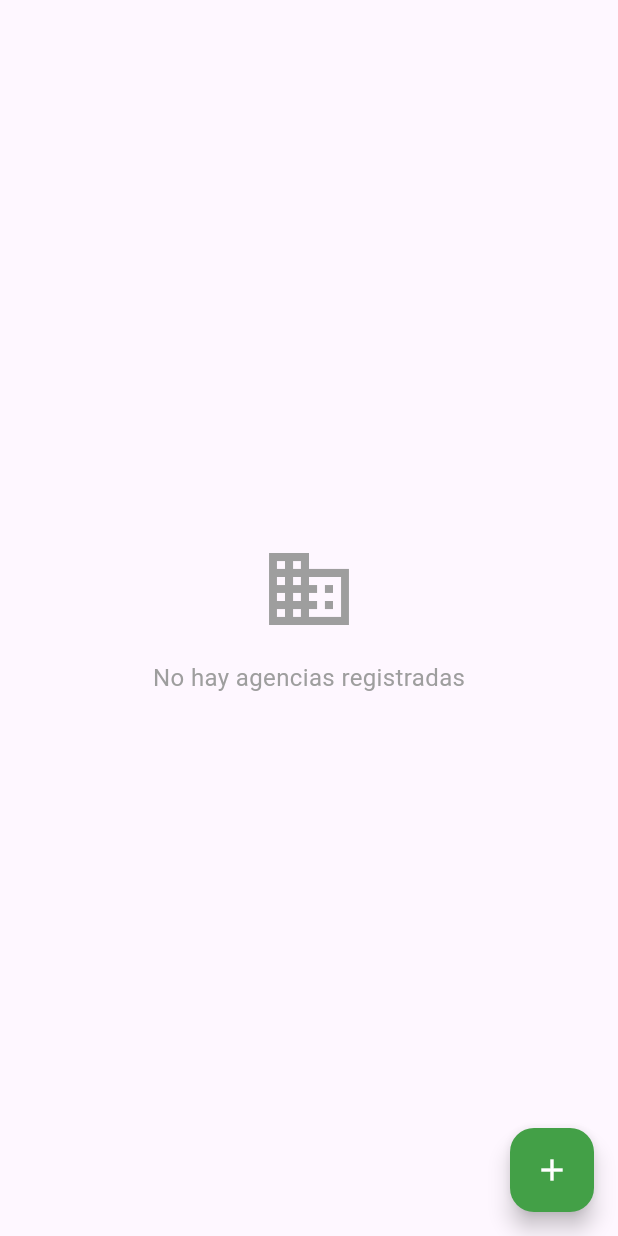
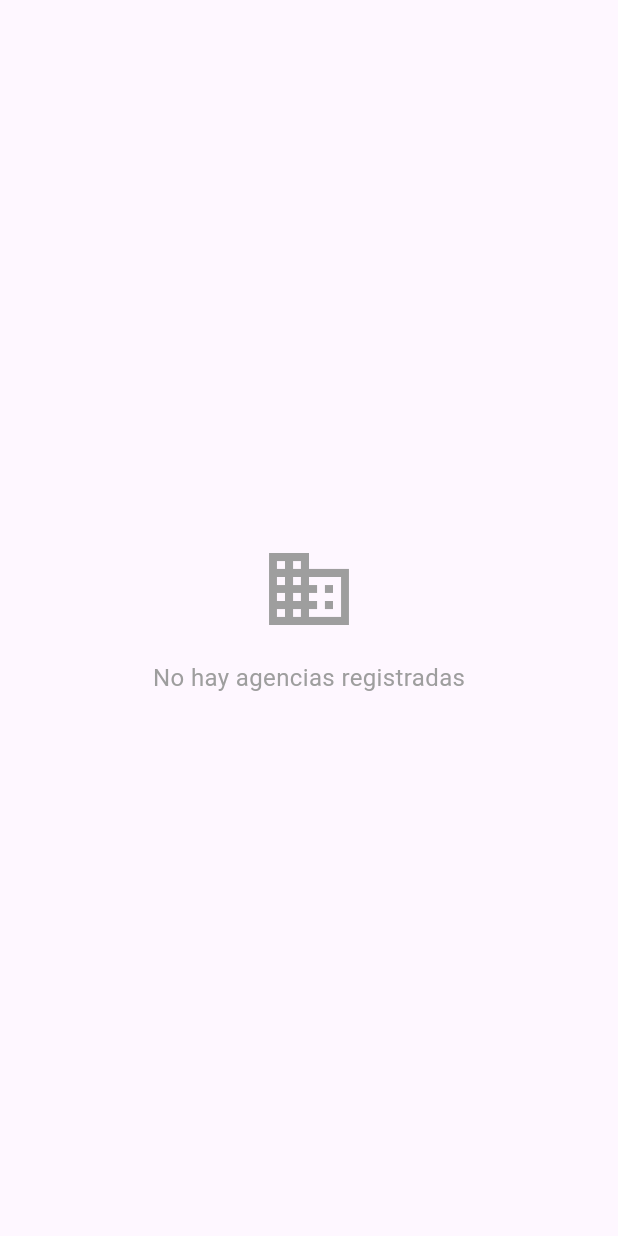
Before and after one commit to Jonathan03R/city_tours_cartagena, a Flutter app: the AgenciasView screen opened directly, on a phone screen of 412 x 824 dp. Run offline on Flutter 3.47's test engine with Material 3 defaults, Android fonts, the phone set to English and light mode, and no system bars; our stand-ins replace cloud_firestore, firebase_auth, firebase_core, flutter_screenutil, image_picker, pdf and 2 more; accounts and stored records are empty.

Commit message:
feature: asignar roñes

```diff
--- a/lib/core/models/permisos.dart
+++ b/lib/core/models/permisos.dart
@@ -1,11 +1,29 @@
 enum Permission {
+  // DEUDAS
+  view_debt,
+
+  // AGENCIAS
+  change_agency,
+  edit_agencias,
+
+  // CONTACTO
+  contact_whatsapp,
+
+  // RESERVAS
+  delete_reserva,
   edit_reserva,
-  delete_reserva,
-  view_debt,
-  contact_whatsapp,
-  toggle_paid_status,
+  export_reservas,
   manage_observations,
   select_reservas,
-  change_agency,
+  toggle_paid_status,
+  // CONFIGURACIÓN
+  edit_configuracion,
+
+  /// CREAR
+  crear_agencias,
+
+  /// USUARIOS
+  view_usuarios,
+
   // Añade aquí cualquier otra acción granular que necesites controlar
 }
--- a/lib/core/services/permission_service.dart
+++ b/lib/core/services/permission_service.dart
@@ -14,10 +14,16 @@ class PermissionService {
       Permission.manage_observations,
       Permission.select_reservas,
       Permission.change_agency,
+      Permission.edit_configuracion,
+      Permission.export_reservas,
+      Permission.edit_agencias,
+      Permission.crear_agencias,
+      Permission.view_usuarios,
+
+
       // Un administrador tiene todos los permisos
     ],
     Roles.colaborador: [
-
       // Un colaborador puede editar, ver deuda, contactar, etc., pero no eliminar ni cambiar agencia
     ],
     Roles.agencia: [
@@ -30,7 +36,7 @@ class PermissionService {
       Permission.contact_whatsapp,
       Permission.manage_observations,
       Permission.select_reservas,
-      // Un trabajador puede contactar, ver observaciones y seleccionar, pero no ve la deuda
+      // Permission.edit_agencias,
     ],
     Roles.reservas: [
       // Define permisos específicos para el rol 'reservas' si es distinto de 'colaborador'
--- a/lib/screens/agencias_view.dart
+++ b/lib/screens/agencias_view.dart
@@ -1,8 +1,10 @@
 import 'dart:async';
 
 import 'package:citytourscartagena/core/controller/agencias_controller.dart';
+import 'package:citytourscartagena/core/controller/auth_controller.dart';
 import 'package:citytourscartagena/core/controller/reservas_controller.dart';
 import 'package:citytourscartagena/core/models/agencia.dart';
+import 'package:citytourscartagena/core/models/permisos.dart';
 import 'package:citytourscartagena/core/models/reserva.dart';
 import 'package:citytourscartagena/core/models/reserva_con_agencia.dart'
     hide AgenciaConReservas;
@@ -62,6 +64,7 @@ class _AgenciasViewState extends State<AgenciasView> {
   Widget build(BuildContext context) {
     final agenciasController = context.watch<AgenciasController>();
     final reservasController = context.watch<ReservasController>();
+    final authController = context.read<AuthController>();
 
     return Scaffold(
       body: Column(
@@ -364,12 +367,14 @@ class _AgenciasViewState extends State<AgenciasView> {
           ),
         ],
       ),
-      floatingActionButton: FloatingActionButton(
-        onPressed: _mostrarFormularioAgregarAgencia,
-        backgroundColor: Colors.green.shade600,
-        foregroundColor: Colors.white,
-        child: const Icon(Icons.add),
-      ),
+      floatingActionButton: authController.hasPermission(Permission.crear_agencias)
+          ? FloatingActionButton(
+              onPressed: _mostrarFormularioAgregarAgencia,
+              backgroundColor: Colors.green.shade600,
+              foregroundColor: Colors.white,
+              child: const Icon(Icons.add),
+            )
+          : null,
     );
   }
 
--- a/lib/screens/usuarios/user_detail_screen.dart
+++ b/lib/screens/usuarios/user_detail_screen.dart
@@ -1,6 +1,6 @@
 import 'package:citytourscartagena/core/controller/auth_controller.dart';
+import 'package:citytourscartagena/core/models/roles.dart';
 import 'package:citytourscartagena/core/models/usuarios.dart';
-import 'package:citytourscartagena/core/models/roles.dart';
 import 'package:flutter/material.dart';
 import 'package:flutter_screenutil/flutter_screenutil.dart';
 import 'package:provider/provider.dart';
```
Also changed, not shown: lib/screens/main_screens.dart (+6 -7 lines), lib/screens/reservas/reservas_view.dart (+16 -13 lines), lib/screens/usuarios/tabar.dart (+24 -25 lines).
